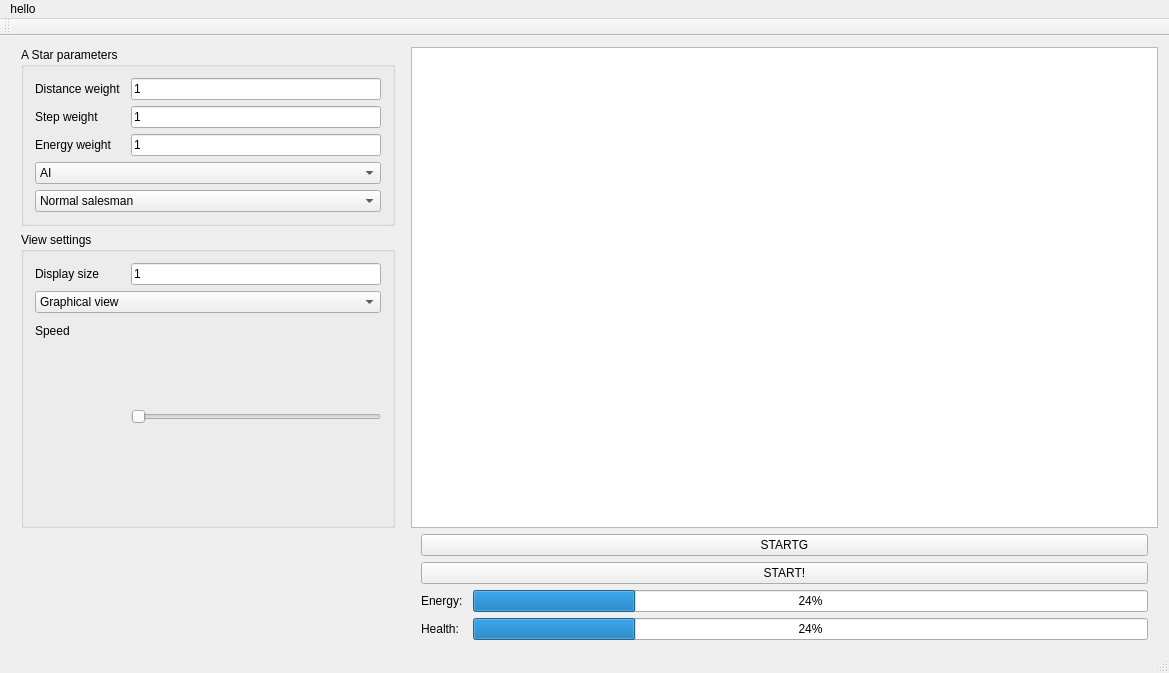
The window that mainwindow.ui (samyv/Groept_AstarMario) describes before a commit, drawn with Qt 5.
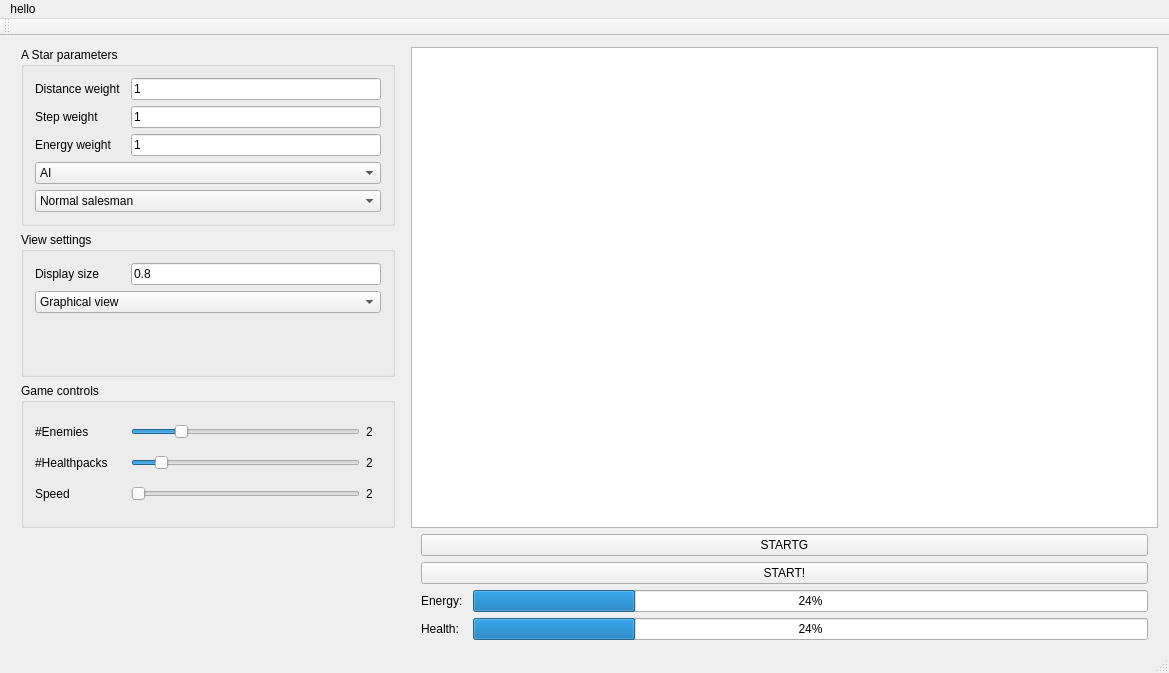
The same window after the commit. Custom widgets are drawn as their Qt base class.

```diff
--- a/mainwindow.ui
+++ b/mainwindow.ui
@@ -304,7 +304,7 @@
          <item row="0" column="1">
           <widget class="QLineEdit" name="lineEdit">
            <property name="text">
-            <string>1</string>
+            <string>0.8</string>
            </property>
           </widget>
          </item>
@@ -328,23 +328,129 @@
            </item>
           </widget>
          </item>
+        </layout>
+       </widget>
+      </item>
+      <item>
+       <widget class="QGroupBox" name="groupBox_3">
+        <property name="title">
+         <string>Game controls</string>
+        </property>
+        <layout class="QGridLayout" name="gridLayout">
+         <property name="sizeConstraint">
+          <enum>QLayout::SetNoConstraint</enum>
+         </property>
+         <item row="0" column="1">
+          <widget class="QSlider" name="enemiesval">
+           <property name="maximum">
+            <number>10</number>
+           </property>
+           <property name="value">
+            <number>2</number>
+           </property>
+           <property name="orientation">
+            <enum>Qt::Horizontal</enum>
+           </property>
+          </widget>
+         </item>
+         <item row="0" column="0">
+          <widget class="QLabel" name="label_5">
+           <property name="text">
+            <string>#Enemies</string>
+           </property>
+          </widget>
+         </item>
+         <item row="2" column="0">
+          <widget class="QLabel" name="label_6">
+           <property name="text">
+            <string>#Healthpacks</string>
+           </property>
+          </widget>
+         </item>
+         <item row="2" column="1">
+          <widget class="QSlider" name="hpval">
+           <property name="minimum">
+            <number>1</number>
+           </property>
+           <property name="maximum">
+            <number>20</number>
+           </property>
+           <property name="value">
+            <number>3</number>
+           </property>
+           <property name="orientation">
+            <enum>Qt::Horizontal</enum>
+           </property>
+          </widget>
+         </item>
+         <item row="3" column="1">
+          <widget class="QSlider" name="horizontalSlider">
+           <property name="sizePolicy">
+            <sizepolicy hsizetype="Expanding" vsizetype="Fixed">
+             <horstretch>0</horstretch>
+             <verstretch>0</verstretch>
+            </sizepolicy>
+           </property>
+           <property name="orientation">
+            <enum>Qt::Horizontal</enum>
+           </property>
+          </widget>
+         </item>
          <item row="3" column="0">
           <widget class="QLabel" name="label_4">
+           <property name="minimumSize">
+            <size>
+             <width>90</width>
+             <height>0</height>
+            </size>
+           </property>
            <property name="text">
             <string>Speed</string>
            </property>
           </widget>
          </item>
-         <item row="3" column="1">
-          <widget class="QSlider" name="horizontalSlider">
+         <item row="0" column="2">
+          <widget class="QLabel" name="enemiessliderval">
            <property name="sizePolicy">
-            <sizepolicy hsizetype="Expanding" vsizetype="Expanding">
+            <sizepolicy hsizetype="Preferred" vsizetype="Preferred">
              <horstretch>0</horstretch>
              <verstretch>0</verstretch>
             </sizepolicy>
            </property>
-           <property name="orientation">
-            <enum>Qt::Horizontal</enum>
+           <property name="minimumSize">
+            <size>
+             <width>15</width>
+             <height>0</height>
+            </size>
+           </property>
+           <property name="text">
+            <string>2</string>
+           </property>
+          </widget>
+         </item>
+         <item row="2" column="2">
+          <widget class="QLabel" name="healthsliderval">
+           <property name="minimumSize">
+            <size>
+             <width>15</width>
+             <height>0</height>
+            </size>
+           </property>
+           <property name="text">
+            <string>2</string>
+           </property>
+          </widget>
+         </item>
+         <item row="3" column="2">
+          <widget class="QLabel" name="speedsliderval">
+           <property name="minimumSize">
+            <size>
+             <width>15</width>
+             <height>0</height>
+            </size>
+           </property>
+           <property name="text">
+            <string>2</string>
            </property>
           </widget>
          </item>
```
Left out of the diff: 2 changed lines with no effect on the pictures.
